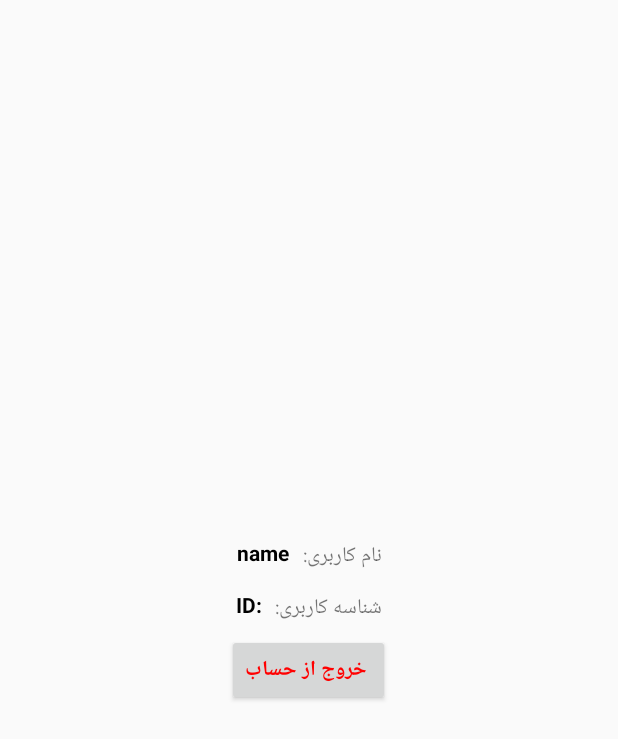
After one commit to Navid-j/project-Manager, an Android app: the layout activity_profile.xml on its own in the app's theme, with its tools: preview values and no code run, on a phone screen of 412 x 824 dp. The commit adds this screen. Shown: the top 739 px of the screen. Run offline under Robolectric (Android 15) with nearby library versions, the phone set to English and light mode, and no system bars.

Commit message:
add profile activity and set user level stats and other ...

```diff
--- a/app/src/main/AndroidManifest.xml
+++ b/app/src/main/AndroidManifest.xml
@@ -15,7 +15,8 @@
         android:supportsRtl="true"
         android:theme="@style/Theme.MaterialComponents.Light.NoActionBar.Bridge"
         android:usesCleartextTraffic="true">
-        <activity android:name=".Activity.SelectUserActivity"></activity>
+        <activity android:name=".Activity.ProfileActivity" android:theme="@style/Theme.AppCompat.Light.Dialog"></activity>
+        <activity android:name=".Activity.SelectUserActivity" />
         <activity android:name=".Activity.ViewMessageActivity" />
         <activity android:name=".Activity.SendMessageActivity" />
         <activity android:name=".Activity.SignupActivity" />
--- a/app/src/main/res/layout/activity_main.xml
+++ b/app/src/main/res/layout/activity_main.xml
@@ -22,7 +22,10 @@
         android:layout_alignParentRight="true"
         app:cardCornerRadius="50dp"
         app:strokeColor="@color/black"
-        app:strokeWidth="1dp">
+        app:strokeWidth="1dp"
+        android:clickable="true"
+        android:focusable="true"
+        android:foreground="?android:attr/selectableItemBackground">
 
         <ImageView
             android:layout_width="match_parent"
--- /dev/null
+++ b/app/src/main/res/layout/activity_profile.xml
@@ -0,0 +1,69 @@
+<?xml version="1.0" encoding="utf-8"?>
+<LinearLayout xmlns:android="http://schemas.android.com/apk/res/android"
+    xmlns:tools="http://schemas.android.com/tools"
+    android:id="@+id/profile_parent"
+    android:layout_width="wrap_content"
+    android:layout_height="wrap_content"
+    android:layout_gravity="center"
+    android:orientation="vertical"
+    tools:context=".Activity.ProfileActivity">
+
+    <LinearLayout
+        android:layout_width="match_parent"
+        android:layout_height="wrap_content"
+        android:layout_margin="5dp"
+        android:layout_weight="1"
+        android:orientation="horizontal"
+        android:textDirection="rtl">
+
+        <TextView
+            android:id="@+id/tv_profile_name"
+            android:layout_width="wrap_content"
+            android:layout_height="wrap_content"
+            android:layout_weight="1"
+            android:gravity="center_horizontal"
+            android:text="name"
+            android:textColor="@color/black"
+            android:textStyle="bold" />
+
+        <TextView
+            android:layout_width="wrap_content"
+            android:layout_height="wrap_content"
+            android:layout_weight="1"
+            android:text="نام کاربری: " />
+
+    </LinearLayout>
+
+    <LinearLayout
+        android:layout_width="match_parent"
+        android:layout_height="wrap_content"
+        android:layout_margin="5dp"
+        android:layout_weight="1"
+        android:orientation="horizontal">
+
+        <TextView
+            android:id="@+id/tv_profile_id"
+            android:layout_width="wrap_content"
+            android:layout_height="wrap_content"
+            android:layout_weight="1"
+            android:gravity="center_horizontal"
+            android:text="ID: "
+            android:textColor="@color/black"
+            android:textStyle="bold" />
+
+        <TextView
+            android:layout_width="wrap_content"
+            android:layout_height="wrap_content"
+            android:layout_weight="1"
+            android:text="شناسه کاربری: " />
+    </LinearLayout>
+
+    <Button
+        android:id="@+id/btn_profile_exit"
+        android:layout_width="wrap_content"
+        android:layout_height="wrap_content"
+        android:layout_gravity="center_horizontal"
+        android:text=" خروج از حساب"
+        android:textColor="@color/red"
+        android:textStyle="bold" />
+</LinearLayout>
--- a/app/src/main/res/layout/home_rv_layout.xml
+++ b/app/src/main/res/layout/home_rv_layout.xml
@@ -11,12 +11,13 @@
     android:fadeScrollbars="true"
     android:fadingEdge="vertical"
     android:fadingEdgeLength="50dp"
-    android:focusable="true"
     android:layoutDirection="rtl"
     android:outlineAmbientShadowColor="@color/cardview_dark_background"
     android:outlineSpotShadowColor="@color/cardview_dark_background"
     android:requiresFadingEdge="vertical"
     app:cardCornerRadius="10dp"
+    android:focusable="true"
+    android:foreground="?android:attr/selectableItemBackground"
     app:cardElevation="5dp"
     app:cardUseCompatPadding="true">
 
```
Also changed, not shown: app/src/main/java/com/example/projectmanager/Activity/InboxActivity.java (+18 -10 lines), app/src/main/java/com/example/projectmanager/Activity/LoginActivity.java (+7 -8 lines), app/src/main/java/com/example/projectmanager/Activity/MainActivity.java (+11 -0 lines), app/src/main/java/com/example/projectmanager/Activity/ProfileActivity.java (added, +58 -0 lines), app/src/main/java/com/example/projectmanager/Activity/SelectUserActivity.java (+7 -1 lines), app/src/main/java/com/example/projectmanager/Activity/SendMessageActivity.java (+14 -2 lines), app/src/main/java/com/example/projectmanager/Activity/SignupActivity.java (+11 -4 lines), app/src/main/java/com/example/projectmanager/Adapter/InboxRvAdapter.java (+14 -10 lines), app/src/main/res/layout/activity_inbox.xml (+1 -6 lines), app/src/main/res/layout/activity_signup.xml (+30 -24 lines), app/src/main/res/layout/inbox_rv_layout.xml (+5 -6 lines).
